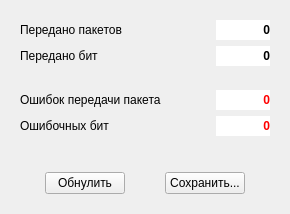
Before: the Qt Designer form default/stats_noise_test.ui in Veala/host_tgca-for-t_hsc, drawn with Qt 5.
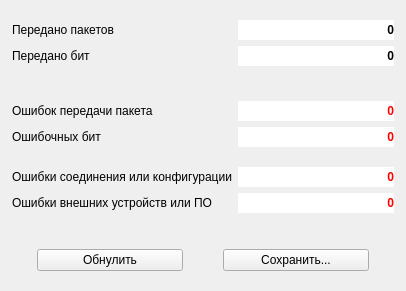
After: the same form once the commit is applied. Icons and pictures are not drawn.

```diff
--- a/default/stats_noise_test.ui
+++ b/default/stats_noise_test.ui
@@ -6,8 +6,8 @@
    <rect>
     <x>0</x>
     <y>0</y>
-    <width>282</width>
-    <height>214</height>
+    <width>406</width>
+    <height>291</height>
    </rect>
   </property>
   <property name="windowTitle">
@@ -17,21 +17,28 @@
    <iconset resource="../tgca/tgca.qrc">
     <normaloff>:/pictogram/images[10].png</normaloff>:/pictogram/images[10].png</iconset>
   </property>
-  <layout class="QGridLayout" name="gridLayout" columnstretch="7,2">
+  <layout class="QGridLayout" name="gridLayout" columnminimumwidth="3,2">
    <property name="leftMargin">
-    <number>20</number>
+    <number>12</number>
    </property>
    <property name="topMargin">
     <number>20</number>
    </property>
    <property name="rightMargin">
-    <number>20</number>
+    <number>12</number>
    </property>
    <property name="bottomMargin">
     <number>0</number>
    </property>
-   <item row="4" column="1">
-    <widget class="QLabel" name="errBit">
+   <item row="6" column="0">
+    <widget class="QLabel" name="label_5">
+     <property name="text">
+      <string>Ошибки соединения или конфигурации</string>
+     </property>
+    </widget>
+   </item>
+   <item row="6" column="1">
+    <widget class="QLabel" name="errConnect">
      <property name="minimumSize">
       <size>
        <width>0</width>
@@ -56,22 +63,8 @@
      </property>
     </widget>
    </item>
-   <item row="1" column="0">
-    <widget class="QLabel" name="label_2">
-     <property name="text">
-      <string>Передано бит</string>
-     </property>
-    </widget>
-   </item>
-   <item row="4" column="0">
-    <widget class="QLabel" name="label_4">
-     <property name="text">
-      <string>Ошибочных бит</string>
-     </property>
-    </widget>
-   </item>
-   <item row="1" column="1">
-    <widget class="QLabel" name="totalBit">
+   <item row="0" column="1">
+    <widget class="QLabel" name="totalIter">
      <property name="minimumSize">
       <size>
        <width>0</width>
@@ -95,7 +88,7 @@
      </property>
     </widget>
    </item>
-   <item row="5" column="0" colspan="2">
+   <item row="8" column="0" colspan="2">
     <layout class="QHBoxLayout" name="horizontalLayout">
      <property name="spacing">
       <number>40</number>
@@ -128,71 +121,6 @@
      </item>
     </layout>
    </item>
-   <item row="3" column="0">
-    <widget class="QLabel" name="label_3">
-     <property name="text">
-      <string>Ошибок передачи пакета</string>
-     </property>
-    </widget>
-   </item>
-   <item row="0" column="1">
-    <widget class="QLabel" name="totalIter">
-     <property name="minimumSize">
-      <size>
-       <width>0</width>
-       <height>20</height>
-      </size>
-     </property>
-     <property name="font">
-      <font>
-       <weight>75</weight>
-       <bold>true</bold>
-      </font>
-     </property>
-     <property name="styleSheet">
-      <string notr="true">background-color: rgb(255, 255, 255);</string>
-     </property>
-     <property name="text">
-      <string>0</string>
-     </property>
-     <property name="alignment">
-      <set>Qt::AlignRight|Qt::AlignTrailing|Qt::AlignVCenter</set>
-     </property>
-    </widget>
-   </item>
-   <item row="3" column="1">
-    <widget class="QLabel" name="errPack">
-     <property name="minimumSize">
-      <size>
-       <width>0</width>
-       <height>20</height>
-      </size>
-     </property>
-     <property name="font">
-      <font>
-       <weight>75</weight>
-       <bold>true</bold>
-      </font>
-     </property>
-     <property name="styleSheet">
-      <string notr="true">color: rgb(255, 0, 0);
-background-color: rgb(255, 255, 255);</string>
-     </property>
-     <property name="text">
-      <string>0</string>
-     </property>
-     <property name="alignment">
-      <set>Qt::AlignRight|Qt::AlignTrailing|Qt::AlignVCenter</set>
-     </property>
-    </widget>
-   </item>
-   <item row="0" column="0">
-    <widget class="QLabel" name="label">
-     <property name="text">
-      <string>Передано пакетов</string>
-     </property>
-    </widget>
-   </item>
    <item row="2" column="0">
     <spacer name="verticalSpacer">
      <property name="orientation">
@@ -206,6 +134,157 @@
      </property>
     </spacer>
    </item>
+   <item row="3" column="1">
+    <widget class="QLabel" name="errPack">
+     <property name="minimumSize">
+      <size>
+       <width>0</width>
+       <height>20</height>
+      </size>
+     </property>
+     <property name="font">
+      <font>
+       <weight>75</weight>
+       <bold>true</bold>
+      </font>
+     </property>
+     <property name="styleSheet">
+      <string notr="true">color: rgb(255, 0, 0);
+background-color: rgb(255, 255, 255);</string>
+     </property>
+     <property name="text">
+      <string>0</string>
+     </property>
+     <property name="alignment">
+      <set>Qt::AlignRight|Qt::AlignTrailing|Qt::AlignVCenter</set>
+     </property>
+    </widget>
+   </item>
+   <item row="3" column="0">
+    <widget class="QLabel" name="label_3">
+     <property name="text">
+      <string>Ошибок передачи пакета</string>
+     </property>
+    </widget>
+   </item>
+   <item row="0" column="0">
+    <widget class="QLabel" name="label">
+     <property name="text">
+      <string>Передано пакетов</string>
+     </property>
+    </widget>
+   </item>
+   <item row="1" column="1">
+    <widget class="QLabel" name="totalBit">
+     <property name="minimumSize">
+      <size>
+       <width>0</width>
+       <height>20</height>
+      </size>
+     </property>
+     <property name="font">
+      <font>
+       <weight>75</weight>
+       <bold>true</bold>
+      </font>
+     </property>
+     <property name="styleSheet">
+      <string notr="true">background-color: rgb(255, 255, 255);</string>
+     </property>
+     <property name="text">
+      <string>0</string>
+     </property>
+     <property name="alignment">
+      <set>Qt::AlignRight|Qt::AlignTrailing|Qt::AlignVCenter</set>
+     </property>
+    </widget>
+   </item>
+   <item row="4" column="1">
+    <widget class="QLabel" name="errBit">
+     <property name="minimumSize">
+      <size>
+       <width>0</width>
+       <height>20</height>
+      </size>
+     </property>
+     <property name="font">
+      <font>
+       <weight>75</weight>
+       <bold>true</bold>
+      </font>
+     </property>
+     <property name="styleSheet">
+      <string notr="true">color: rgb(255, 0, 0);
+background-color: rgb(255, 255, 255);</string>
+     </property>
+     <property name="text">
+      <string>0</string>
+     </property>
+     <property name="alignment">
+      <set>Qt::AlignRight|Qt::AlignTrailing|Qt::AlignVCenter</set>
+     </property>
+    </widget>
+   </item>
+   <item row="4" column="0">
+    <widget class="QLabel" name="label_4">
+     <property name="text">
+      <string>Ошибочных бит</string>
+     </property>
+    </widget>
+   </item>
+   <item row="7" column="1">
+    <widget class="QLabel" name="otherErr_2">
+     <property name="minimumSize">
+      <size>
+       <width>0</width>
+       <height>20</height>
+      </size>
+     </property>
+     <property name="font">
+      <font>
+       <weight>75</weight>
+       <bold>true</bold>
+      </font>
+     </property>
+     <property name="styleSheet">
+      <string notr="true">color: rgb(255, 0, 0);
+background-color: rgb(255, 255, 255);</string>
+     </property>
+     <property name="text">
+      <string>0</string>
+     </property>
+     <property name="alignment">
+      <set>Qt::AlignRight|Qt::AlignTrailing|Qt::AlignVCenter</set>
+     </property>
+    </widget>
+   </item>
+   <item row="1" column="0">
+    <widget class="QLabel" name="label_2">
+     <property name="text">
+      <string>Передано бит</string>
+     </property>
+    </widget>
+   </item>
+   <item row="7" column="0">
+    <widget class="QLabel" name="otherErr">
+     <property name="text">
+      <string>Ошибки внешних устройств или ПО</string>
+     </property>
+    </widget>
+   </item>
+   <item row="5" column="0">
+    <widget class="QLabel" name="labelSpace">
+     <property name="maximumSize">
+      <size>
+       <width>16777215</width>
+       <height>8</height>
+      </size>
+     </property>
+     <property name="text">
+      <string/>
+     </property>
+    </widget>
+   </item>
   </layout>
  </widget>
  <resources>
```
Left out of the diff: 6 changed lines with no effect on the pictures.
